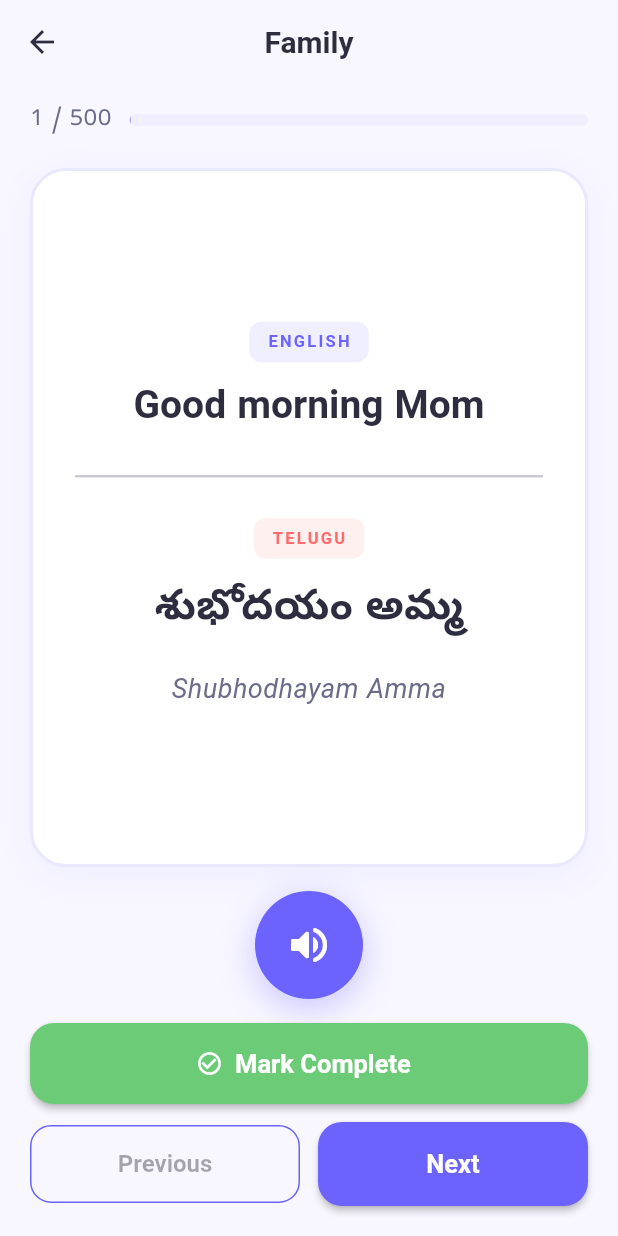
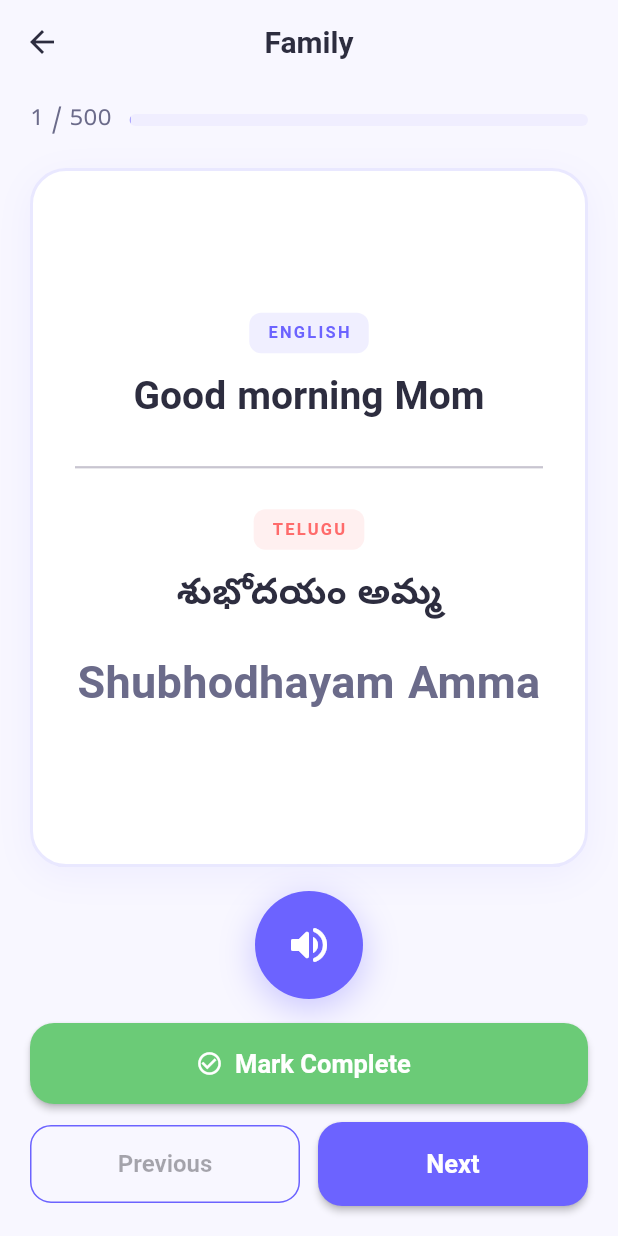
Before and after one commit to divyagattu18/Tanglish, a Flutter app: the screen it shows after launch, after a tap on "Family", on a phone screen of 412 x 824 dp. Run offline on Flutter 3.47's test engine with Material 3 defaults, Android fonts, the phone set to English and light mode, and no system bars; our stand-ins replace cloud_firestore, equatable, firebase_analytics, firebase_auth, firebase_core, firebase_crashlytics and 5 more; accounts and stored records are empty; generated files the repository leaves out were written again.

Commit message:
Increase transliteration font prominence across lessons and flashcards

```diff
--- a/lib/presentation/lesson/widgets/phrase_card.dart
+++ b/lib/presentation/lesson/widgets/phrase_card.dart
@@ -62,8 +62,8 @@ class PhraseCard extends StatelessWidget {
           Text(
             teluguPhrase,
             style: const TextStyle(
-              fontSize: 28,
-              fontWeight: FontWeight.w700,
+              fontSize: 24,
+              fontWeight: FontWeight.w600,
               color: AppColors.textPrimary,
               height: 1.6,
             ),
@@ -74,10 +74,10 @@ class PhraseCard extends StatelessWidget {
           Text(
             transliteration,
             style: const TextStyle(
-              fontSize: 18,
-              fontStyle: FontStyle.italic,
+              fontSize: 30,
               color: AppColors.textSecondary,
-              fontWeight: FontWeight.w500,
+              fontWeight: FontWeight.w800,
+              letterSpacing: 0.2,
             ),
             textAlign: TextAlign.center,
           ),
```
Also changed, not shown: lib/presentation/flashcard/widgets/flip_card_widget.dart (+6 -6 lines), 1 other file.
